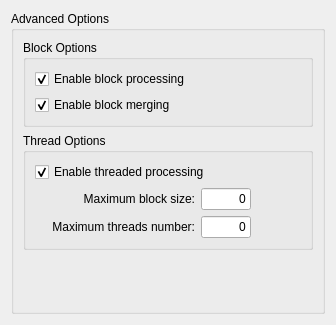
Old version of the form src/terralib/qt/widgets/rp/ui/SegmenterAdvancedOptionsWizardPageForm.ui in the repository claudiobogossian/terralib5.
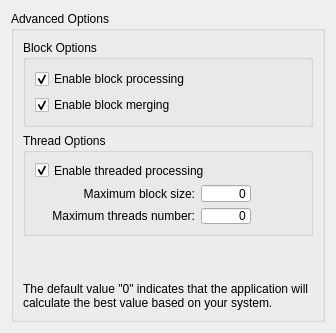
New version of the form.

What changed in the file:
```diff
--- a/src/terralib/qt/widgets/rp/ui/SegmenterAdvancedOptionsWizardPageForm.ui
+++ b/src/terralib/qt/widgets/rp/ui/SegmenterAdvancedOptionsWizardPageForm.ui
@@ -238,6 +238,16 @@
           </property>
          </spacer>
         </item>
+        <item row="3" column="0">
+         <widget class="QLabel" name="label">
+          <property name="text">
+           <string>The default value &quot;0&quot; indicates that the application will calculate the best value based on your system.</string>
+          </property>
+          <property name="wordWrap">
+           <bool>true</bool>
+          </property>
+         </widget>
+        </item>
        </layout>
       </item>
      </layout>
```
